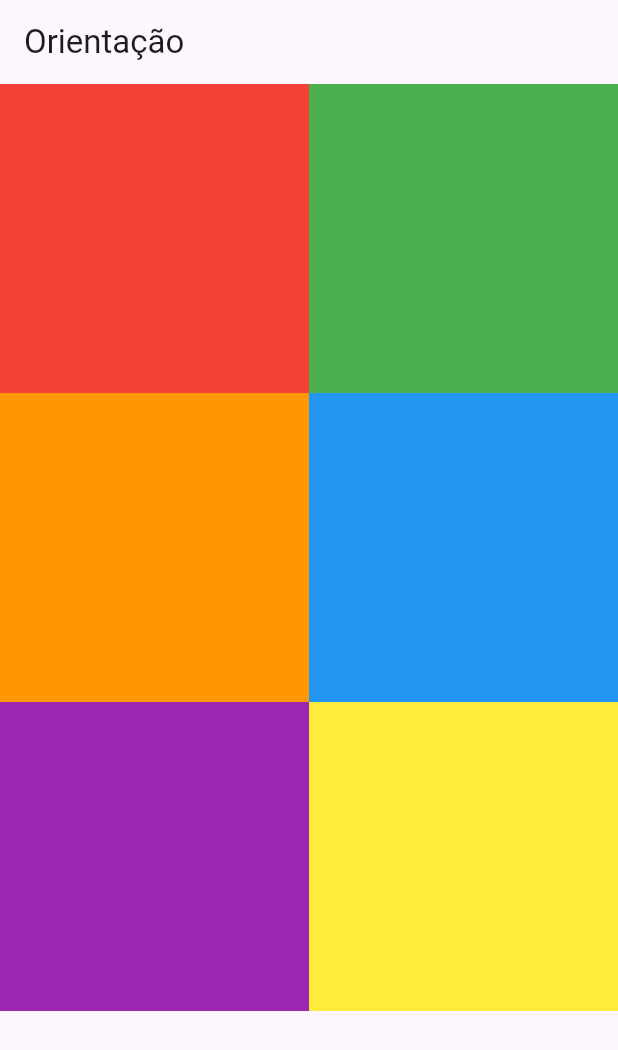
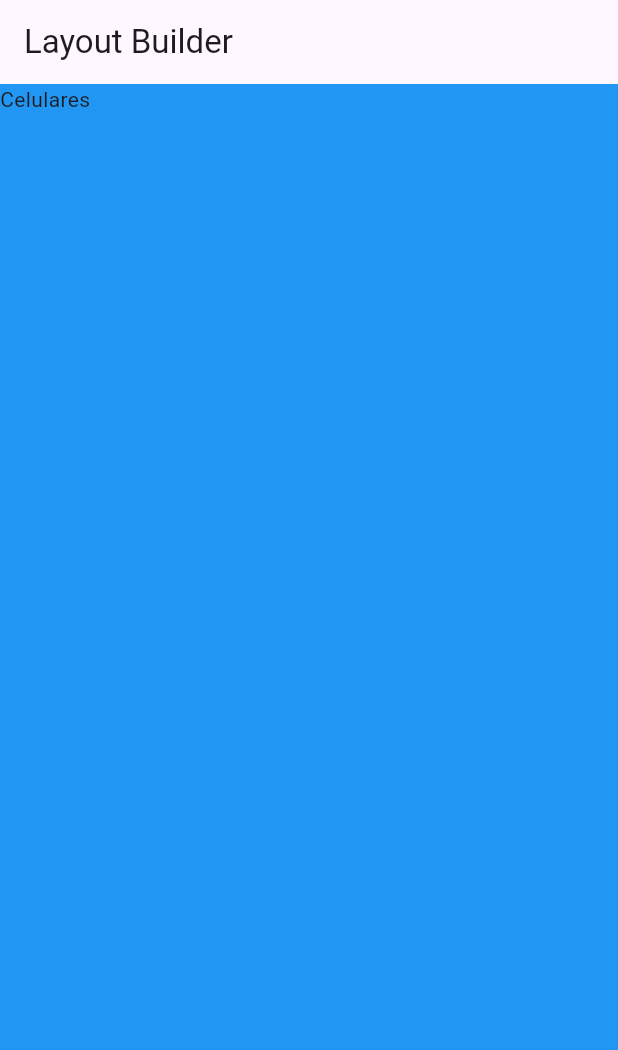
Before and after one commit to FernandoRCandiani/FlutterResponsivel, a Flutter app: the screen it shows after launch, on a phone screen of 412 x 824 dp. Shown: the top 1050 px of the screen. Run offline on Flutter 3.47's test engine with Material 3 defaults, Android fonts, the phone set to English and light mode, and no system bars.

Commit message:
Utilizando LayoutBuilder

```diff
--- a/lib/main.dart
+++ b/lib/main.dart
@@ -1,10 +1,10 @@
 import 'package:flutter/material.dart';
-import 'package:flutter_application_1/orientacao.dart';
+import 'package:flutter_application_1/regras_layout.dart';
 
 void main() {
   runApp(const MaterialApp(
     title: "Flutter Web",
     debugShowCheckedModeBanner: false,
-    home: Orientacao(),
+    home: RegrasLayout(),
   ));
 }
--- /dev/null
+++ b/lib/regras_layout.dart
@@ -0,0 +1,45 @@
+import 'package:flutter/material.dart';
+
+class RegrasLayout extends StatefulWidget {
+  const RegrasLayout({super.key});
+
+  @override
+  State<RegrasLayout> createState() => _RegrasLayoutState();
+}
+
+class _RegrasLayoutState extends State<RegrasLayout> {
+  @override
+  Widget build(BuildContext context) {
+    double largura = MediaQuery.of(context).size.width;
+
+    return Scaffold(
+      appBar: AppBar(
+        title: const Text('Layout Builder'),
+      ),
+      body: Container(
+        width: MediaQuery.of(context).size.width,
+        // width: 300,
+        height: MediaQuery.of(context).size.height,
+        color: Colors.blue,
+        child: LayoutBuilder(
+          builder: (context, constraints) {
+            largura = constraints.maxWidth;
+            print("Lagura: $largura");
+
+            if(largura < 600) {
+              return  const Text("Celulares");
+            } else if (largura < 960) {
+              return  const Text("Celulares & Tablets");
+            } else {
+              return  const Text("Telas maiores");
+            }
+
+            // return Container(
+            //   child: Text("Jamilton"),
+            // );
+          },
+        ),
+      ),
+    );
+  }
+}
```
